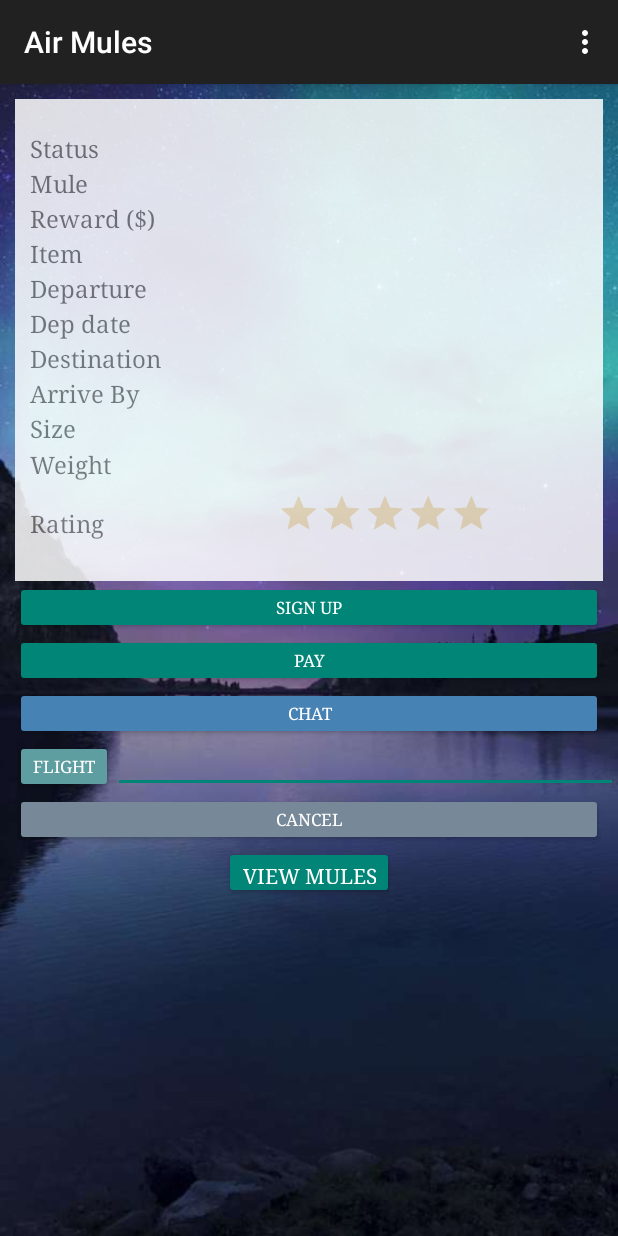
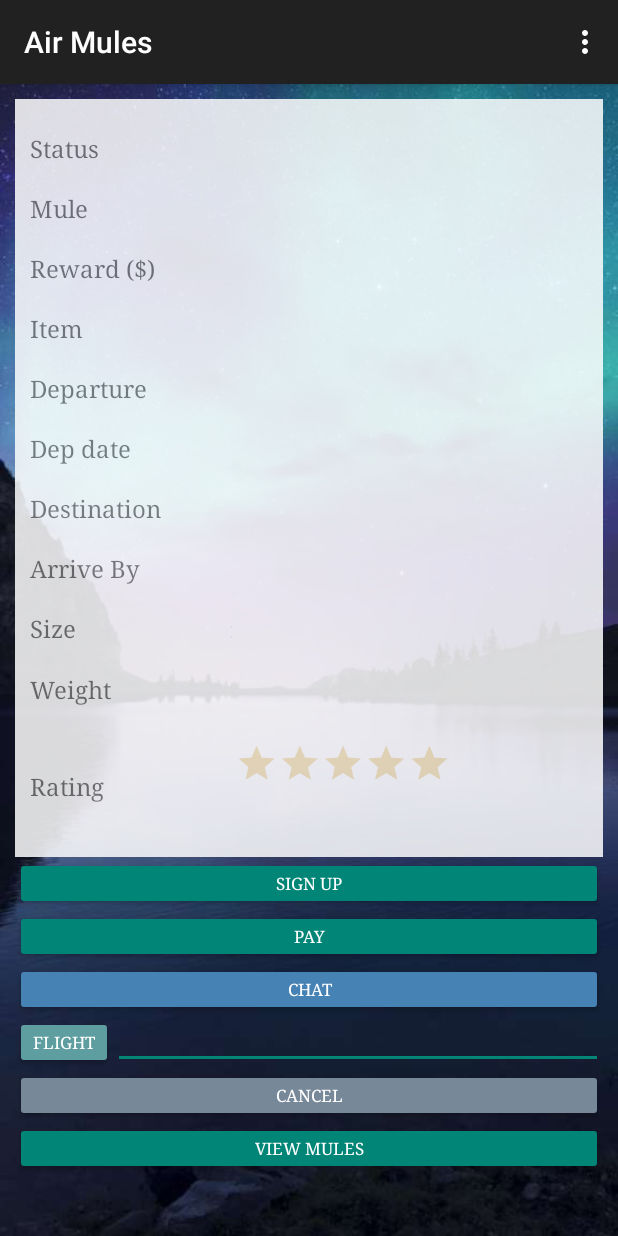
Before and after one commit to bruttozz/airmules-android-app, an Android app: the RequestDetailActivity screen opened directly, with no data from a screen before it, on a phone screen of 412 x 824 dp. Run offline under Robolectric (Android 15) with nearby library versions, the light colour scheme and no system bars; our stand-ins replace Firebase (no records; nobody signed in at launch, a user with empty details on screens opened directly); 2 statements that could not run were skipped.

Commit message:
change UI to fit in large screen

```diff
--- a/app/src/main/res/layout/activity_post_request.xml
+++ b/app/src/main/res/layout/activity_post_request.xml
@@ -236,7 +236,7 @@
                         android:layout_width="0dp"
                         android:layout_height="wrap_content"
                         android:layout_weight="2"
-                        android:textAppearance="@android:style/TextAppearance.Material.Large" />
+                        android:hint="click to choose a date" />
                 </LinearLayout>
 
             </LinearLayout>
@@ -311,7 +311,8 @@
                         android:layout_width="0dp"
                         android:layout_height="wrap_content"
                         android:layout_weight="2"
-                        android:textAppearance="@android:style/TextAppearance.Material.Large" />
+                        android:hint="click to choose a date"
+                         />
                 </LinearLayout>
 
             </LinearLayout>
--- a/app/src/main/res/layout/activity_request_detail.xml
+++ b/app/src/main/res/layout/activity_request_detail.xml
@@ -9,7 +9,8 @@
 
     <LinearLayout
         android:layout_width="match_parent"
-        android:layout_height="wrap_content"
+        android:layout_height="0dp"
+        android:layout_weight="2"
         android:layout_marginBottom="0dp"
         android:layout_marginLeft="10dp"
         android:layout_marginRight="10dp"
@@ -22,11 +23,10 @@
             android:layout_width="match_parent"
             android:layout_height="match_parent"
             android:layout_margin="10dp">
-
             <TableRow
                 android:layout_width="match_parent"
-
-                android:layout_height="wrap_content"
+                android:layout_height="0dp"
+                android:layout_weight="1"
                 android:layout_marginTop="2dp"
                 android:orientation="horizontal">
 
@@ -43,7 +43,8 @@
             <TableRow
                 android:layout_width="match_parent"
 
-                android:layout_height="wrap_content"
+                android:layout_height="0dp"
+                android:layout_weight="1"
                 android:layout_marginTop="2dp"
                 android:orientation="horizontal">
 
@@ -79,7 +80,8 @@
             <TableRow
                 android:layout_width="match_parent"
 
-                android:layout_height="match_parent"
+                android:layout_height="0dp"
+                android:layout_weight="1"
                 android:layout_marginTop="2dp"
                 android:orientation="horizontal">
 
@@ -114,7 +116,8 @@
             <TableRow
                 android:layout_width="match_parent"
 
-                android:layout_height="wrap_content"
+                android:layout_height="0dp"
+                android:layout_weight="1"
                 android:layout_marginTop="2dp"
                 android:orientation="horizontal">
 
@@ -149,7 +152,8 @@
             <TableRow
                 android:layout_width="match_parent"
 
-                android:layout_height="match_parent"
+                android:layout_height="0dp"
+                android:layout_weight="1"
                 android:layout_marginTop="2dp"
                 android:orientation="horizontal">
 
@@ -184,7 +188,8 @@
             <TableRow
                 android:layout_width="match_parent"
 
-                android:layout_height="wrap_content"
+                android:layout_height="0dp"
+                android:layout_weight="1"
                 android:layout_marginTop="2dp"
                 android:orientation="horizontal">
 
@@ -220,13 +225,14 @@
             <TableRow
                 android:layout_width="match_parent"
 
-                android:layout_height="wrap_content"
+                android:layout_height="0dp"
+                android:layout_weight="1"
                 android:layout_marginTop="2dp"
                 android:orientation="horizontal">
 
                 <TextView
                     android:id="@+id/txtLabelArrival"
-                    android:layout_width="178dp"
+                    android:layout_width="wrap_content"
                     android:layout_height="wrap_content"
                     android:layout_weight="1"
                     android:fontFamily="serif"
@@ -257,7 +263,8 @@
             <TableRow
                 android:layout_width="match_parent"
 
-                android:layout_height="wrap_content"
+                android:layout_height="0dp"
+                android:layout_weight="1"
                 android:layout_marginTop="2dp"
                 android:orientation="horizontal">
 
@@ -295,7 +302,8 @@
             <TableRow
                 android:layout_width="match_parent"
 
-                android:layout_height="wrap_content"
+                android:layout_height="0dp"
+                android:layout_weight="1"
                 android:layout_marginTop="2dp"
                 android:orientation="horizontal">
 
@@ -330,7 +338,8 @@
             <TableRow
                 android:layout_width="match_parent"
 
-                android:layout_height="wrap_content"
+                android:layout_height="0dp"
+                android:layout_weight="1"
                 android:layout_marginTop="2dp"
                 android:orientation="horizontal">
 
@@ -369,7 +378,8 @@
 
             <TableRow
                 android:layout_width="match_parent"
-                android:layout_height="wrap_content">
+                android:layout_height="0dp"
+                android:layout_weight="1">
 
                 <TextView
                     android:id="@+id/txtLabelRating"
@@ -410,14 +420,14 @@
 
     <LinearLayout
         android:layout_width="match_parent"
-        android:layout_height="match_parent"
+        android:layout_height="0dp"
+        android:layout_weight="1"
         android:layout_margin="0dp"
         android:orientation="vertical">
 
         <RelativeLayout
             android:layout_width="match_parent"
-            android:layout_height="212dp"
-            android:layout_margin="0dp">
+            android:layout_height="wrap_content">
 
             <Button
                 android:id="@+id/btnSignUpOrUnregister"
@@ -471,11 +481,11 @@
                 android:id="@+id/flightIata"
                 android:layout_width="wrap_content"
                 android:layout_height="wrap_content"
+                android:layout_marginRight="10dp"
                 android:layout_alignBottom="@id/btnFlight"
                 android:layout_alignParentRight="true"
                 android:layout_toRightOf="@id/btnFlight"
                 android:ems="10"
-
                 android:inputType="textPersonName"
                 android:textSize="11dp" />
 
@@ -494,12 +504,15 @@
 
             <Button
                 android:id="@+id/btnViewMules"
-                android:layout_width="wrap_content"
+                android:layout_width="match_parent"
                 android:layout_height="wrap_content"
-                android:layout_alignParentBottom="true"
                 android:layout_below="@id/btnCancelRequest"
-                android:layout_centerHorizontal="true"
-                android:text="View Mules" />
+                android:layout_marginLeft="10dp"
+                android:layout_marginRight="10dp"
+                android:text="View Mules"
+                android:minHeight="0dp"
+                android:minWidth="0dp"
+                android:textSize="11dp"/>
 
 
         </RelativeLayout>
```
Also changed, not shown: app/src/main/res/layout/activity_launcher.xml (+3 -4 lines), app/src/main/res/layout/activity_user_profile.xml (+12 -11 lines).
